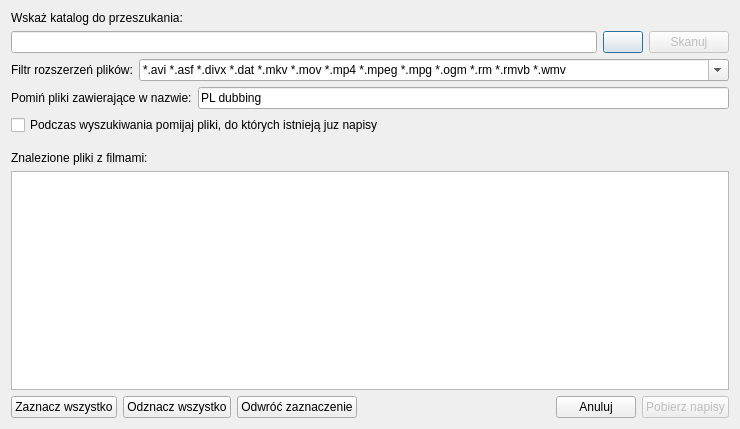
First picture: the form in ui/frmscan.ui, repository QNapi/qnapi, before the edit.
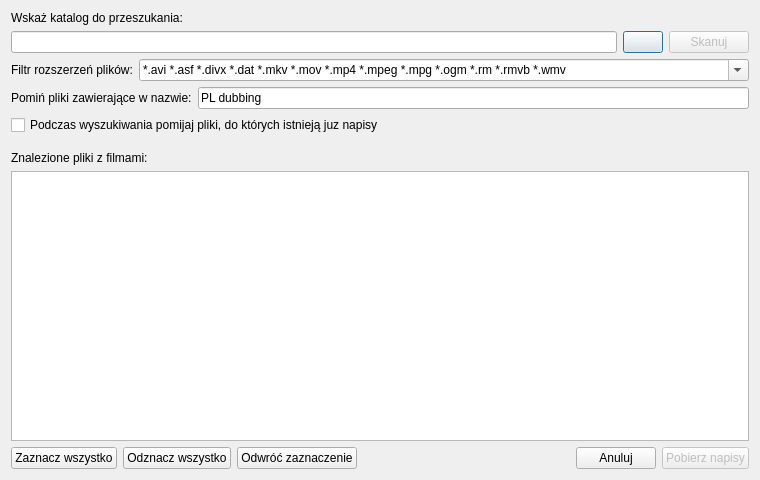
Second picture: the form after the edit. Icons and pictures are not drawn. Custom widgets are drawn as their Qt base class.

Patch:
```diff
--- a/ui/frmscan.ui
+++ b/ui/frmscan.ui
@@ -5,14 +5,14 @@
    <rect>
     <x>0</x>
     <y>0</y>
-    <width>740</width>
-    <height>429</height>
+    <width>760</width>
+    <height>480</height>
    </rect>
   </property>
   <property name="minimumSize" >
    <size>
-    <width>480</width>
-    <height>400</height>
+    <width>740</width>
+    <height>450</height>
    </size>
   </property>
   <property name="windowTitle" >
```
